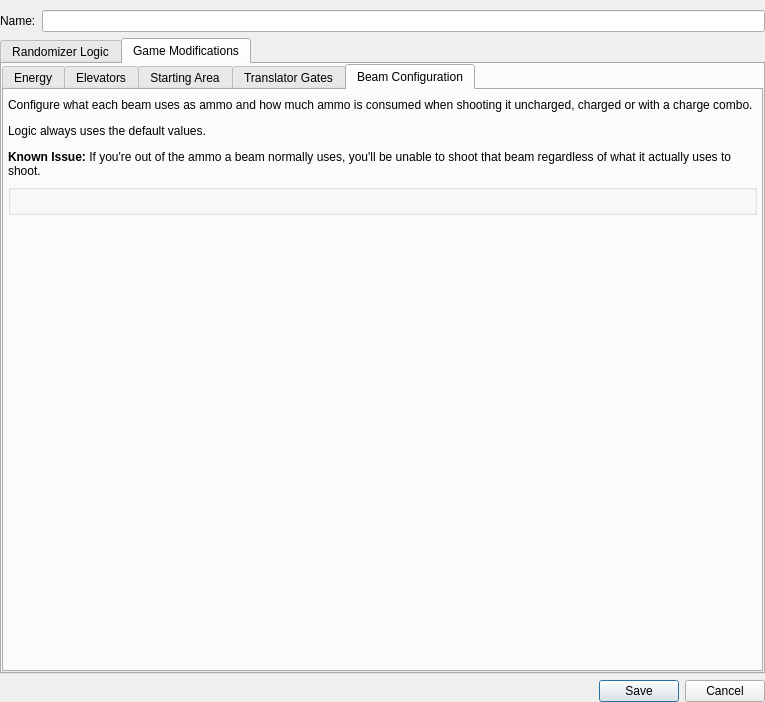
Old version of the form randovania/gui/ui_files/logic_settings_window.ui in the repository randovania/randovania.
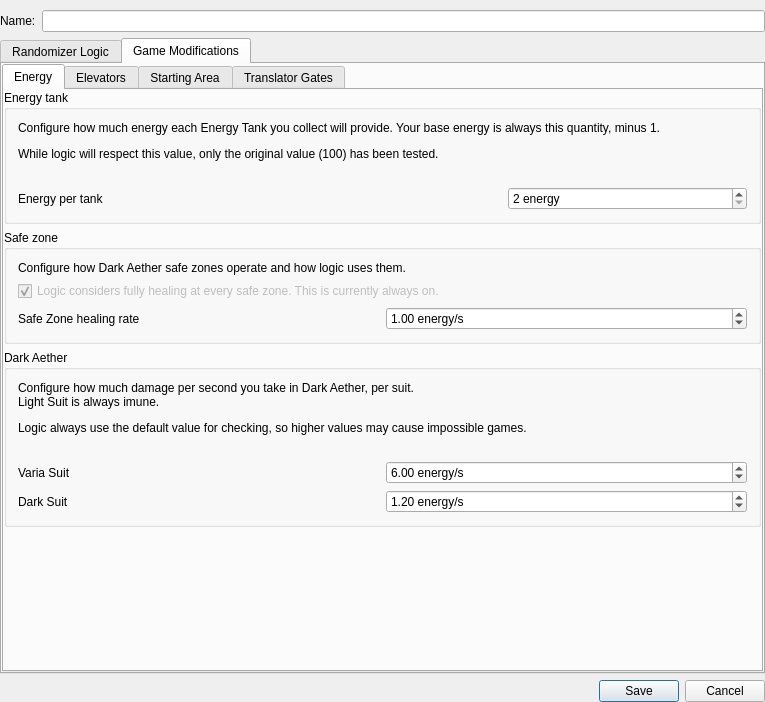
New version of the form. The open tabs and pages were chosen to show the change.

Commit message: Move Beam Configuration to another file

What changed in the file:
```diff
--- a/randovania/gui/ui_files/logic_settings_window.ui
+++ b/randovania/gui/ui_files/logic_settings_window.ui
@@ -1024,84 +1024,6 @@
            </item>
           </layout>
          </widget>
-         <widget class="QWidget" name="beam_configuration_tab">
-          <attribute name="title">
-           <string>Beam Configuration</string>
-          </attribute>
-          <layout class="QVBoxLayout" name="beam_configuration_tab_layout">
-           <property name="leftMargin">
-            <number>4</number>
-           </property>
-           <property name="topMargin">
-            <number>8</number>
-           </property>
-           <property name="rightMargin">
-            <number>4</number>
-           </property>
-           <property name="bottomMargin">
-            <number>0</number>
-           </property>
-           <item>
-            <widget class="QLabel" name="beam_configuration_label">
-             <property name="sizePolicy">
-              <sizepolicy hsizetype="Preferred" vsizetype="Fixed">
-               <horstretch>0</horstretch>
-               <verstretch>0</verstretch>
-              </sizepolicy>
-             </property>
-             <property name="text">
-              <string>&lt;html&gt;&lt;head/&gt;&lt;body&gt;&lt;p&gt;Configure what each beam uses as ammo and how much ammo is consumed when shooting it uncharged, charged or with a charge combo.&lt;/p&gt;&lt;p&gt;Logic always uses the default values.&lt;/p&gt;&lt;p&gt;&lt;span style=&quot; font-weight:600;&quot;&gt;Known Issue: &lt;/span&gt;If you're out of the ammo a beam normally uses, you'll be unable to shoot that beam regardless of what it actually uses to shoot.&lt;/p&gt;&lt;/body&gt;&lt;/html&gt;</string>
-             </property>
-             <property name="alignment">
-              <set>Qt::AlignLeading|Qt::AlignLeft|Qt::AlignTop</set>
-             </property>
-             <property name="wordWrap">
-              <bool>true</bool>
-             </property>
-            </widget>
-           </item>
-           <item>
-            <widget class="QGroupBox" name="beam_configuration_group">
-             <property name="title">
-              <string/>
-             </property>
-             <property name="alignment">
-              <set>Qt::AlignLeading|Qt::AlignLeft|Qt::AlignTop</set>
-             </property>
-             <property name="flat">
-              <bool>true</bool>
-             </property>
-             <layout class="QGridLayout" name="beam_configuration_layout">
-              <property name="leftMargin">
-               <number>0</number>
-              </property>
-              <property name="topMargin">
-               <number>0</number>
-              </property>
-              <property name="rightMargin">
-               <number>0</number>
-              </property>
-              <property name="bottomMargin">
-               <number>0</number>
-              </property>
-             </layout>
-            </widget>
-           </item>
-           <item>
-            <spacer name="beam_configuration_spacer">
-             <property name="orientation">
-              <enum>Qt::Vertical</enum>
-             </property>
-             <property name="sizeHint" stdset="0">
-              <size>
-               <width>20</width>
-               <height>40</height>
-              </size>
-             </property>
-            </spacer>
-           </item>
-          </layout>
-         </widget>
         </widget>
        </item>
       </layout>
```
Left out of the diff: 8 changed lines with no effect on the pictures. The commit also changes 4 other files.
